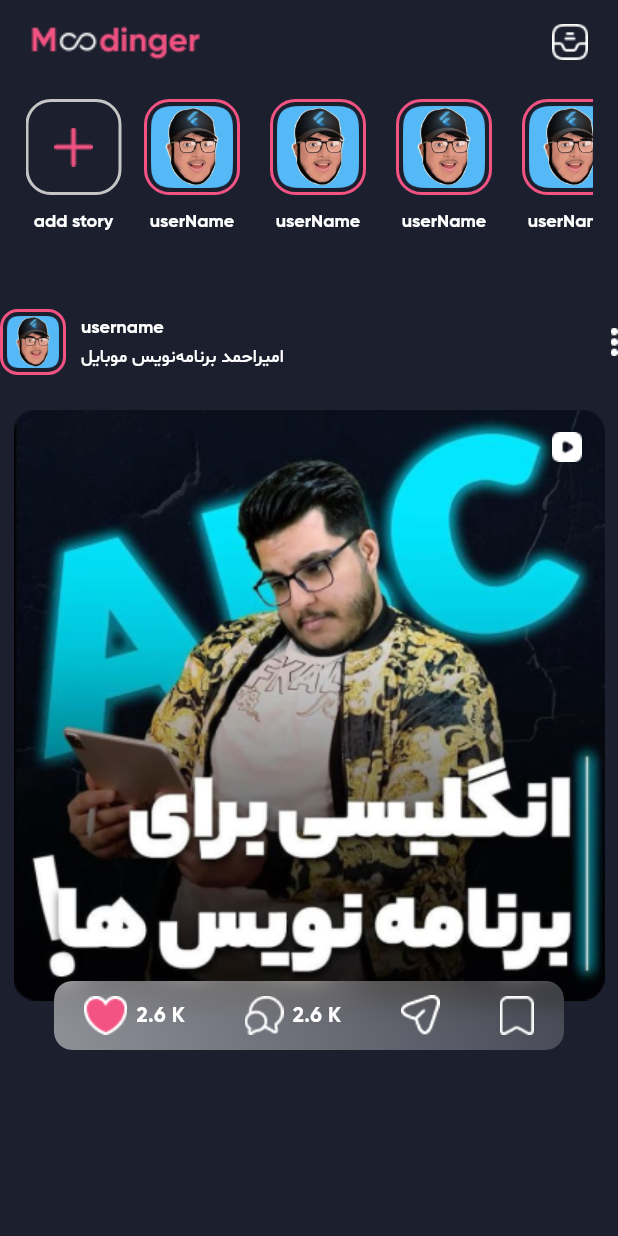
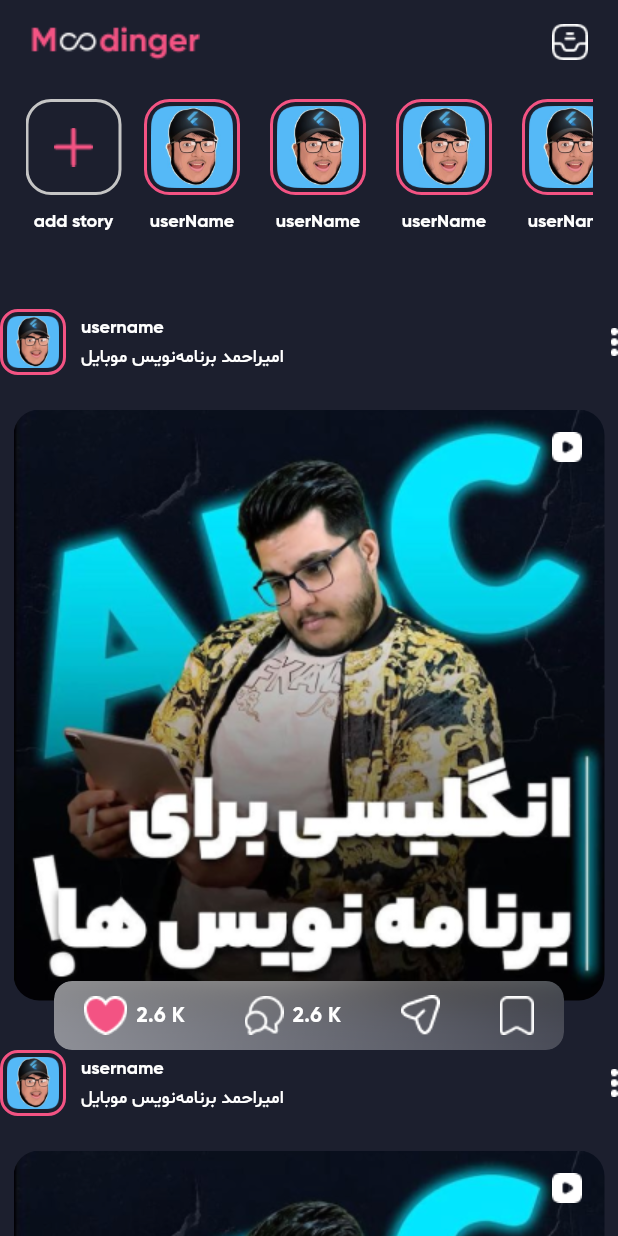
Before and after one commit to mdzarepour/instagram, a Flutter app: the screen it shows after launch, on a phone screen of 412 x 824 dp. Run offline on Flutter 3.47's test engine with Material 3 defaults, Android fonts, the phone set to English and light mode, and no system bars; our stand-ins replace flutter_svg.

Commit message:
posts litview create at home_screen

```diff
--- a/lib/main.dart
+++ b/lib/main.dart
@@ -23,7 +23,7 @@ class Application extends StatelessWidget {
     );
   }
 
-  TextTheme textTheme() {
+  textTheme() {
     // for => text fields and bold numbers
     return TextTheme(
       bodyMedium: TextStyle(
--- a/lib/screens/home_screen.dart
+++ b/lib/screens/home_screen.dart
@@ -1,5 +1,4 @@
 import 'dart:ui';
-import 'package:flutter/cupertino.dart';
 import 'package:flutter/material.dart';
 import 'package:instagram/components/colors.dart';
 
@@ -11,6 +10,7 @@ class HomeScreen extends StatelessWidget {
     final size = MediaQuery.of(context).size;
     return Container(
       decoration: BoxDecoration(color: SolidColors.backGroundColor),
+      child: SafeArea(
         child: Scaffold(
           backgroundColor: Colors.transparent,
           appBar: _buildAppBar(),
@@ -19,8 +19,18 @@ class HomeScreen extends StatelessWidget {
               const SizedBox(height: 10),
               _buildStoryListView(size),
               const SizedBox(height: 50),
-            _buildPostContainer(context, size),
+              Expanded(
+                child: ListView.builder(
+                  itemCount: 9,
+                  shrinkWrap: true,
+                  itemBuilder: (context, index) {
+                    return _buildPostContainer(context, size);
+                  },
+                ),
+              ),
+              //_buildPostContainer(context, size),
             ],
+          ),
         ),
       ),
     );
@@ -114,6 +124,7 @@ class HomeScreen extends StatelessWidget {
   Widget _buildPostContainer(BuildContext context, Size size) {
     final textTheme = Theme.of(context).textTheme;
     return SizedBox(
+      width: 390,
       height: 494,
       child: Column(
         children: [
@@ -122,7 +133,12 @@ class HomeScreen extends StatelessWidget {
           Expanded(
             child: Stack(
               children: [
-                Image.asset('assets/images/post_cover.png'),
+                ClipRRect(
+                  borderRadius: BorderRadius.all(
+                    Radius.circular(17),
+                  ),
+                  child: Image.asset('assets/images/post_cover.png'),
+                ),
                 Positioned(
                   right: 15,
                   top: 15,
@@ -137,7 +153,7 @@ class HomeScreen extends StatelessWidget {
     );
   }
 
-  Row _buildPostHeader(TextTheme textTheme) {
+  _buildPostHeader(TextTheme textTheme) {
     return Row(
       crossAxisAlignment: CrossAxisAlignment.center,
       children: [
@@ -183,7 +199,7 @@ class HomeScreen extends StatelessWidget {
       child: ClipRRect(
         borderRadius: BorderRadius.circular(12),
         child: BackdropFilter(
-          filter: ImageFilter.blur(sigmaX: 10, sigmaY: 10),
+          filter: ImageFilter.blur(sigmaX: 40, sigmaY: 15),
           child: Container(
             height: 46,
             width: 340,
```
Lines whose indentation alone changed are shown as unchanged.
